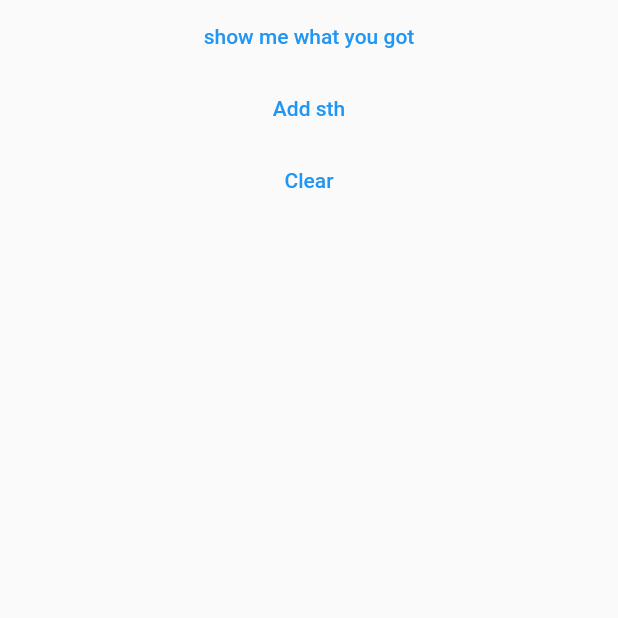
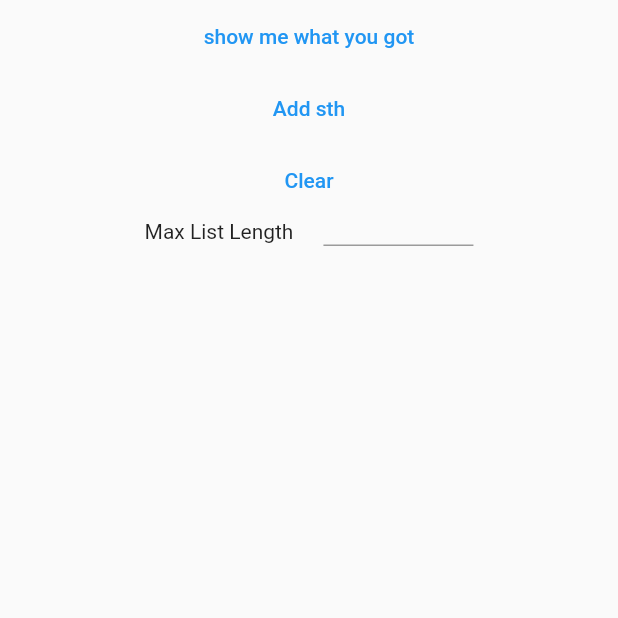
Before and after one commit to armin1440/MultiSnackBar, a Flutter app: the screen it shows after launch, after a tap on "Add sth", on a phone screen of 412 x 824 dp, the top half of it. Run offline on Flutter 3.47's test engine with Material 2 defaults, Android fonts, the phone set to English and light mode, and no system bars.

Commit message:
Implemented max number of snackbars

```diff
--- a/lib/main.dart
+++ b/lib/main.dart
@@ -46,6 +46,7 @@ class MyHomePage extends StatelessWidget {
         color: Colors.yellow,
       )
     ];
+    var random = Random.secure();
 
     return Scaffold(
       body: SafeArea(
@@ -59,12 +60,37 @@ class MyHomePage extends StatelessWidget {
               ),
               TextButton(
                 onPressed: () => MultiSnackBarController.add(
-                    context: context, toBeAddedSnackBar: const Text('Added', style: TextStyle(color: Colors.black))),
+                    context: context,
+                    toBeAddedSnackBar: Container(
+                      padding: const EdgeInsets.all(8),
+                      color: Color.fromRGBO(random.nextInt(255), random.nextInt(255), random.nextInt(255), 1),
+                      child: const Text(
+                          'Added',
+                          style: TextStyle(color: Colors.black),
+                        ),
+                    ),
+                ),
                 child: const Text("Add sth"),
               ),
               TextButton(
                 onPressed: () => MultiSnackBarController.clearAll(context: context),
                 child: const Text('Clear'),
+              ),
+              SizedBox(
+                height: 20,
+                child: Row(
+                  mainAxisSize: MainAxisSize.min,
+                  children: [
+                    const Text('Max List Length'),
+                    const SizedBox(width: 20),
+                    SizedBox(
+                      width: 100,
+                      child: TextField(
+                        onSubmitted: (max) => MultiSnackBarController.setMaxListLength(maxLength: int.parse(max)),
+                      ),
+                    )
+                  ],
+                ),
               )
             ],
           ),
--- a/lib/multi_snackbar.dart
+++ b/lib/multi_snackbar.dart
@@ -7,17 +7,26 @@ class _MultiSnackBarModel extends ChangeNotifier {
 
   factory _MultiSnackBarModel() => instance;
 
+  List<Widget> _snackBarsList = <Widget>[];
+  int _maxListLength = 4;
+
   @override
   dispose(){}
 
-  List<Widget> _snackBarsList = <Widget>[];
+  void reset(){
+    _snackBarsList = [];
+    _maxListLength = 4;
+  }
+
   List<Widget> get snackBarsList => _snackBarsList;
   void setSnackBarsList({required List<Widget> newSnackBarsList}){
-    print(newSnackBarsList.length);
     _snackBarsList = newSnackBarsList;
     notifyListeners();
   }
   void addSnackBar({required Widget toBeAddedSnackBar}){
+    if(_snackBarsList.length == _maxListLength){
+      _snackBarsList.removeAt(0);
+    }
     _snackBarsList.add(toBeAddedSnackBar);
     notifyListeners();
   }
@@ -25,13 +34,21 @@ class _MultiSnackBarModel extends ChangeNotifier {
     _snackBarsList = [];
     notifyListeners();
   }
+
+  void setMaxListLength({required int maxLength}){
+    _maxListLength = maxLength;
+    if(_snackBarsList.length > _maxListLength){
+      int listLength = _snackBarsList.length;
+      setSnackBarsList(newSnackBarsList: _snackBarsList.sublist(listLength - _maxListLength));
+    }
+  }
 }
 
 class MultiSnackBarController {
-  static _MultiSnackBarModel model = _MultiSnackBarModel();
+  static _MultiSnackBarModel _model = _MultiSnackBarModel();
 
   static show({required BuildContext context, required List<Widget> snackBars}) {
-    model.setSnackBarsList(newSnackBarsList: snackBars);
+    _model.setSnackBarsList(newSnackBarsList: snackBars);
     ScaffoldMessenger.of(context).removeCurrentSnackBar();
     ScaffoldMessenger.of(context).showSnackBar(
       const SnackBar(
@@ -46,12 +63,18 @@ class MultiSnackBarController {
   }
 
   static add({required BuildContext context, required Widget toBeAddedSnackBar}){
-    model.addSnackBar(toBeAddedSnackBar: toBeAddedSnackBar);
+    _model.addSnackBar(toBeAddedSnackBar: toBeAddedSnackBar);
   }
 
   static clearAll({required BuildContext context}){
     ScaffoldMessenger.of(context).clearSnackBars();
-    model.clearSnackBarList();
+    _model.clearSnackBarList();
+  }
+
+  static setMaxListLength({required int maxLength}){
+    if(maxLength > 0){
+      _model.setMaxListLength(maxLength: maxLength);
+    }
   }
 }
 
```
